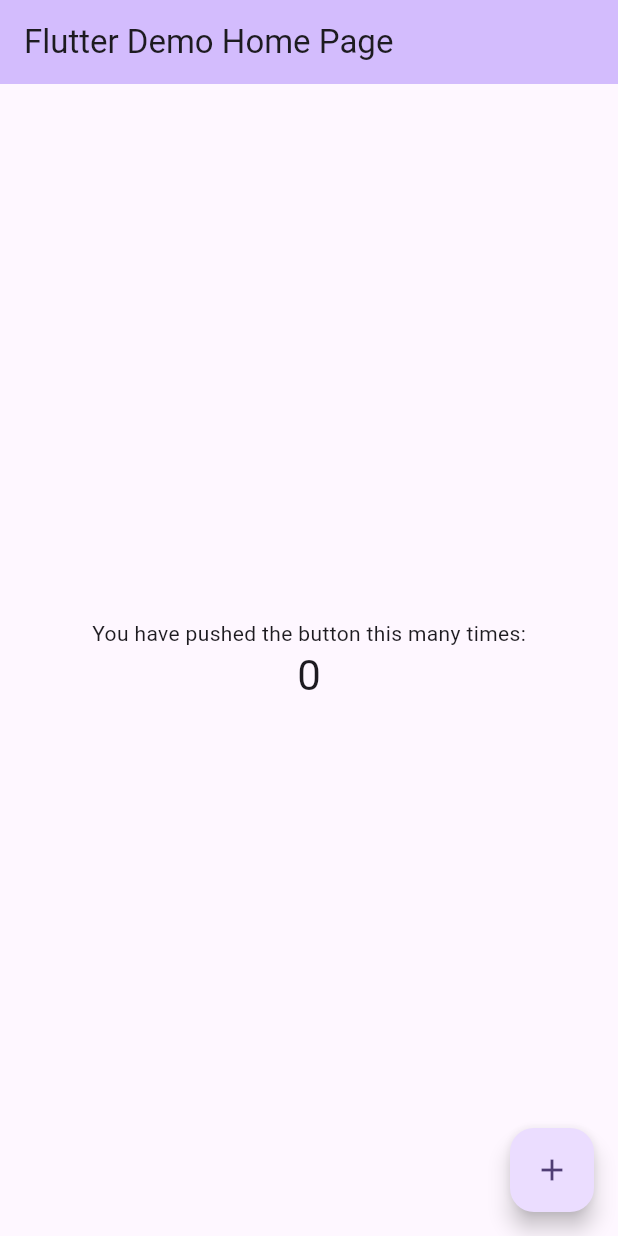
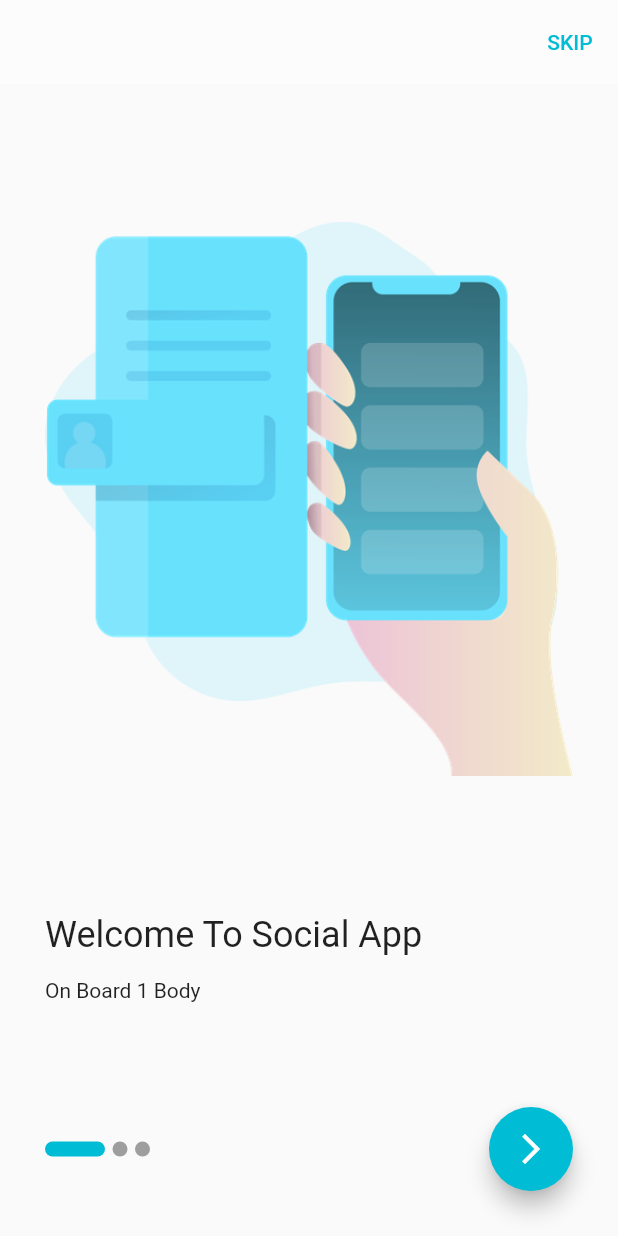
Before and after one commit to SamerAKhusein/Social-App, a Flutter app: the screen it shows after launch, on a phone screen of 412 x 824 dp. Run offline on Flutter 3.47's test engine with Material 2 defaults, Android fonts, the phone set to English and light mode, and no system bars; drawn by our look-alikes of smooth_page_indicator; our stand-ins replace firebase_core; accounts and stored records are empty.

Commit message:
ADD onboarding screen

```diff
--- a/lib/main.dart
+++ b/lib/main.dart
@@ -1,125 +1,86 @@
+
 import 'package:flutter/material.dart';
+import 'package:social/modules/on_boarding/on_boarding_screen.dart';
 
-void main() {
-  runApp(const MyApp());
+
+void main() async {
+  WidgetsFlutterBinding.ensureInitialized();
+  //
+  // Bloc.observer = MyBlocObserver();
+  // DioHelper.init();
+  // await CacheHelper.init();
+  //
+  // bool isDark = CacheHelper.getData(key: 'isDark');
+  //
+  // Widget widget;
+  //
+  // bool onBoarding = CacheHelper.getData(key: 'onBoarding');
+  // token = CacheHelper.getData(key: 'token');
+
+  // if(onBoarding != null)
+  // {
+  //   if(token != null) widget = ShopLayout();
+  //   else widget = ShopLoginScreen();
+  // } else
+  // {
+  //   widget = OnBoardingScreen();
+  // }
+
+  // runApp(MyApp(
+  //   isDark: isDark,
+  //   startWidget: widget,
+  // ));
+  runApp(MyApp());
 }
 
-class MyApp extends StatelessWidget {
-  const MyApp({super.key});
+class MyApp extends StatelessWidget
+{
+  // // constructor
+  // // build
+  // final bool isDark;
+  // final Widget startWidget;
+  //
+  // MyApp({
+  //   this.isDark,
+  //   this.startWidget,
+  // });
 
-  // This widget is the root of your application.
   @override
   Widget build(BuildContext context) {
     return MaterialApp(
-      title: 'Flutter Demo',
-      theme: ThemeData(
-        // This is the theme of your application.
-        //
-        // TRY THIS: Try running your application with "flutter run". You'll see
-        // the application has a blue toolbar. Then, without quitting the app,
-        // try changing the seedColor in the colorScheme below to Colors.green
-        // and then invoke "hot reload" (save your changes or press the "hot
-        // reload" button in a Flutter-supported IDE, or press "r" if you used
-        // the command line to start the app).
-        //
-        // Notice that the counter didn't reset back to zero; the application
-        // state is not lost during the reload. To reset the state, use hot
-        // restart instead.
-        //
-        // This works for code too, not just values: Most code changes can be
-        // tested with just a hot reload.
-        colorScheme: ColorScheme.fromSeed(seedColor: Colors.deepPurple),
-        useMaterial3: true,
-      ),
-      home: const MyHomePage(title: 'Flutter Demo Home Page'),
+      debugShowCheckedModeBanner: false,
+      // theme: lightTheme,
+      // darkTheme: darkTheme,
+      themeMode:ThemeMode.light,
+      // AppCubit.get(context).isDark ? ThemeMode.dark : ThemeMode.light,
+      home: OnBoardingScreen(),
     );
+    // return MultiBlocProvider(
+    //   providers: [
+    //
+    //     BlocProvider(
+    //       create: (BuildContext context) => AppCubit()
+    //         ..changeAppMode(
+    //           fromShared: isDark,
+    //         ),
+    //     ),
+    //     BlocProvider(
+    //       create: (BuildContext context) => ShopCubit()..getHomeData()..getCategories()..getFavorites()..getUserData(),
+    //     ),
+    //   ],
+    //   child: BlocConsumer<AppCubit, AppStates>(
+    //     listener: (context, state) {},
+    //     builder: (context, state) {
+    //       return MaterialApp(
+    //         debugShowCheckedModeBanner: false,
+    //         theme: lightTheme,
+    //         darkTheme: darkTheme,
+    //         themeMode:ThemeMode.light,
+    //         // AppCubit.get(context).isDark ? ThemeMode.dark : ThemeMode.light,
+    //         home: startWidget,
+    //       );
+    //     },
+    //   ),
+    // );
   }
 }
-
-class MyHomePage extends StatefulWidget {
-  const MyHomePage({super.key, required this.title});
-
-  // This widget is the home page of your application. It is stateful, meaning
-  // that it has a State object (defined below) that contains fields that affect
-  // how it looks.
-
-  // This class is the configuration for the state. It holds the values (in this
-  // case the title) provided by the parent (in this case the App widget) and
-  // used by the build method of the State. Fields in a Widget subclass are
-  // always marked "final".
-
-  final String title;
-
-  @override
-  State<MyHomePage> createState() => _MyHomePageState();
-}
-
-class _MyHomePageState extends State<MyHomePage> {
-  int _counter = 0;
-
-  void _incrementCounter() {
-    setState(() {
-      // This call to setState tells the Flutter framework that something has
-      // changed in this State, which causes it to rerun the build method below
-      // so that the display can reflect the updated values. If we changed
-      // _counter without calling setState(), then the build method would not be
-      // called again, and so nothing would appear to happen.
-      _counter++;
-    });
-  }
-
-  @override
-  Widget build(BuildContext context) {
-    // This method is rerun every time setState is called, for instance as done
-    // by the _incrementCounter method above.
-    //
-    // The Flutter framework has been optimized to make rerunning build methods
-    // fast, so that you can just rebuild anything that needs updating rather
-    // than having to individually change instances of widgets.
-    return Scaffold(
-      appBar: AppBar(
-        // TRY THIS: Try changing the color here to a specific color (to
-        // Colors.amber, perhaps?) and trigger a hot reload to see the AppBar
-        // change color while the other colors stay the same.
-        backgroundColor: Theme.of(context).colorScheme.inversePrimary,
-        // Here we take the value from the MyHomePage object that was created by
-        // the App.build method, and use it to set our appbar title.
-        title: Text(widget.title),
-      ),
-      body: Center(
-        // Center is a layout widget. It takes a single child and positions it
-        // in the middle of the parent.
-        child: Column(
-          // Column is also a layout widget. It takes a list of children and
-          // arranges them vertically. By default, it sizes itself to fit its
-          // children horizontally, and tries to be as tall as its parent.
-          //
-          // Column has various properties to control how it sizes itself and
-          // how it positions its children. Here we use mainAxisAlignment to
-          // center the children vertically; the main axis here is the vertical
-          // axis because Columns are vertical (the cross axis would be
-          // horizontal).
-          //
-          // TRY THIS: Invoke "debug painting" (choose the "Toggle Debug Paint"
-          // action in the IDE, or press "p" in the console), to see the
-          // wireframe for each widget.
-          mainAxisAlignment: MainAxisAlignment.center,
-          children: <Widget>[
-            const Text(
-              'You have pushed the button this many times:',
-            ),
-            Text(
-              '$_counter',
-              style: Theme.of(context).textTheme.headlineMedium,
-            ),
-          ],
-        ),
-      ),
-      floatingActionButton: FloatingActionButton(
-        onPressed: _incrementCounter,
-        tooltip: 'Increment',
-        child: const Icon(Icons.add),
-      ), // This trailing comma makes auto-formatting nicer for build methods.
-    );
-  }
-}
--- /dev/null
+++ b/lib/modules/on_boarding/on_boarding_screen.dart
@@ -0,0 +1,184 @@
+import 'package:flutter/material.dart';
+import 'package:smooth_page_indicator/smooth_page_indicator.dart';
+import 'package:social/modules/login/login_screen.dart';
+import 'package:social/shared/components/components.dart';
+import 'package:social/shared/styles/colors.dart';
+
+
+class BoardingModel {
+  final String image;
+  final String title;
+  final String body;
+
+  BoardingModel({
+    required this.title,
+    required this.image,
+    required this.body,
+  });
+}
+
+class OnBoardingScreen extends StatefulWidget {
+  @override
+  _OnBoardingScreenState createState() => _OnBoardingScreenState();
+}
+
+class _OnBoardingScreenState extends State<OnBoardingScreen> {
+  var boardController = PageController();
+
+  List<BoardingModel> boarding = [
+    BoardingModel(
+      image: 'assets/images/onboard_1.png',
+      title: 'Welcome To Social App',
+      body: 'On Board 1 Body',
+    ),
+    BoardingModel(
+      image: 'assets/images/onboard_2.png',
+      title: 'On Board 2 Title',
+      body: 'On Board 2 Body',
+    ),
+    BoardingModel(
+      image: 'assets/images/onboard_3.png',
+      title: 'On Board 3 Title',
+      body: 'On Board 3 Body',
+    ),
+  ];
+
+  bool isLast = false;
+
+  void submit() {
+    // CacheHelper.saveData(
+    //   key: 'onBoarding',
+    //   value: true,
+    // ).then((value)
+    // {
+    //   if (value) {
+    //     navigateAndFinish(
+    //       context,
+    //       ShopLoginScreen(),
+    //     );
+    //   }
+    // });
+
+        navigateAndFinish(
+          context,
+          SocialLoginScreen(),
+        );
+  }
+
+  @override
+  Widget build(BuildContext context) {
+    return Scaffold(
+      appBar: AppBar(
+        backgroundColor: Colors.white38,
+        elevation: 0,
+        actions: [
+          defaultTextButton(
+            function: submit,
+            text: 'skip',
+
+          ),
+        ],
+      ),
+      body: Padding(
+        padding: const EdgeInsets.all(30.0),
+        child: Column(
+          children: [
+            Expanded(
+              child: PageView.builder(
+                physics: BouncingScrollPhysics(),
+                controller: boardController,
+                onPageChanged: (int index) {
+                  if (index == boarding.length - 1) {
+                    setState(() {
+                      isLast = true;
+                      submit;
+                    });
+                  } else {
+                    setState(() {
+                      isLast = false;
+                    });
+                  }
+                },
+                itemBuilder: (context, index) =>
+                    buildBoardingItem(boarding[index]),
+                itemCount: boarding.length,
+              ),
+            ),
+            const SizedBox(
+              height: 40.0,
+            ),
+            Row(
+              children: [
+                SmoothPageIndicator(
+                  controller: boardController,
+                  effect: const ExpandingDotsEffect(
+                    dotColor: Colors.grey,
+                    activeDotColor: defaultColor,
+                    dotHeight: 10,
+                    expansionFactor: 4,
+                    dotWidth: 10,
+                    spacing: 5.0,
+                  ),
+                  count: boarding.length,
+                ),
+                const Spacer(),
+                FloatingActionButton(
+                  onPressed: () {
+                    if (isLast)
+                    {
+                      submit();
+                    } else {
+                      boardController.nextPage(
+                        duration: const Duration(
+                          milliseconds: 750,
+                        ),
+                        curve: Curves.fastLinearToSlowEaseIn,
+                      );
+                    }
+                  },
+                  backgroundColor: defaultColor,
+                  child: const Icon(
+                    Icons.arrow_forward_ios,
+
+                  ),
+                ),
+              ],
+            ),
+          ],
+        ),
+      ),
+    );
+  }
+
+  Widget buildBoardingItem(BoardingModel model) => Column(
+    crossAxisAlignment: CrossAxisAlignment.start,
+    children: [
+      Expanded(
+        child: Image(
+          image: AssetImage('${model.image}'),
+        ),
+      ),
+      const SizedBox(
+        height: 30.0,
+      ),
+      Text(
+        '${model.title}',
+        style: const TextStyle(
+          fontSize: 24.0,
+        ),
+      ),
+      const SizedBox(
+        height: 15.0,
+      ),
+      Text(
+        '${model.body}',
+        style: const TextStyle(
+          fontSize: 14.0,
+        ),
+      ),
+      const SizedBox(
+        height: 30.0,
+      ),
+    ],
+  );
+}
--- /dev/null
+++ b/lib/shared/components/components.dart
@@ -0,0 +1,47 @@
+import 'package:flutter/material.dart';
+import 'package:social/shared/styles/colors.dart';
+
+Widget defaultTextButton({
+  required Function function,
+  required String text,
+}) =>
+    TextButton(
+
+      onPressed: () {
+        function();
+      },
+      child: Text(
+        text.toUpperCase(),
+        style: const TextStyle(
+          color: defaultColor,
+        ),
+      ),
+
+    );
+
+Widget myDivider() => Padding(
+  padding: const EdgeInsetsDirectional.only(
+      start: 20.0
+  ),
+  child: Container(
+    width: double.infinity,
+    height: 1.0,
+    color: Colors.grey[300],
+
+  ),
+);
+
+void navigateTo(context, Widget) =>  Navigator.push(
+  context,
+  MaterialPageRoute(
+    builder: (context) => Widget,
+  ),
+);
+
+void navigateAndFinish(context, Widget) => Navigator.pushAndRemoveUntil(
+  context,
+  MaterialPageRoute(
+    builder: (context) => Widget,
+  ),
+      (Route<dynamic> route) => false,
+);
--- /dev/null
+++ b/lib/shared/styles/colors.dart
@@ -0,0 +1,3 @@
+import 'package:flutter/material.dart';
+
+const defaultColor = Colors.cyan;
--- a/pubspec.yaml
+++ b/pubspec.yaml
@@ -36,6 +36,7 @@ dependencies:
   # Use with the CupertinoIcons class for iOS style icons.
   cupertino_icons: ^1.0.2
   firebase_core: ^2.13.1
+  smooth_page_indicator: ^1.1.0
 
 dev_dependencies:
   flutter_test:
@@ -63,6 +64,8 @@ flutter:
   # assets:
   #   - images/a_dot_burr.jpeg
   #   - images/a_dot_ham.jpeg
+  assets:
+    - assets/images/
 
   # An image asset can refer to one or more resolution-specific "variants", see
   # https://flutter.dev/assets-and-images/#resolution-aware
```
Also changed, not shown: lib/modules/login/login_screen.dart (added, +69 -0 lines), assets/images/onboard_1.png (added), assets/images/onboard_2.png (added), assets/images/onboard_3.png (added), lib/shared/styles/style.dart (added), lib/shared/styles/themes.dart (added), pubspec.lock, 2 other files.
